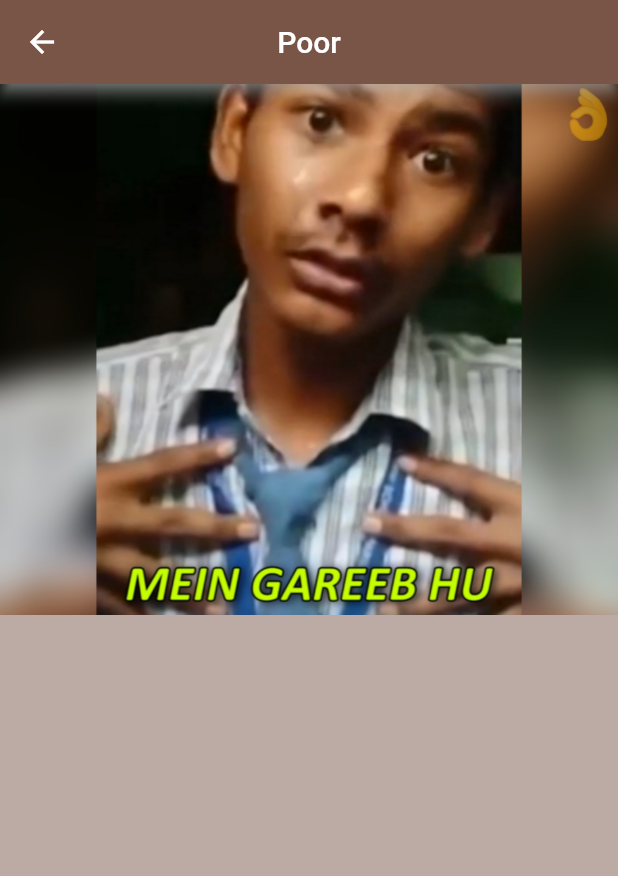
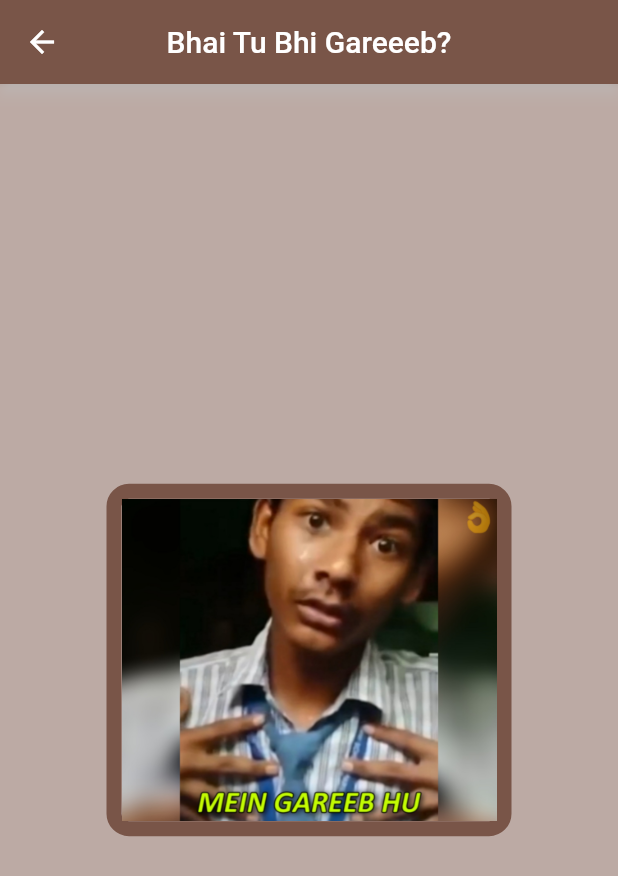
Before and after one commit to HeLLLuci/project, a Flutter app: the screen it shows after launch, after a tap on "I am Poor", on a phone screen of 412 x 824 dp. Shown: the top 876 px of the screen. Run offline on Flutter 3.47's test engine with Material 2 defaults, Android fonts, the phone set to English and light mode, and no system bars.

Commit message:
Running Code

```diff
--- a/lib/Poor.dart
+++ b/lib/Poor.dart
@@ -13,15 +13,22 @@ class _PoorState extends State<Poor> {
   Widget build(BuildContext context) {
     return Scaffold(
       appBar: AppBar(centerTitle: true,
-        title: Text("Poor"),
+        title: Text("Bhai Tu Bhi Gareeeb?"),
         backgroundColor: Colors.brown,
         shadowColor: Colors.white,
       ),
       backgroundColor: Colors.brown[200],
-      body: Column(
-        children: [
-          Image(image: AssetImage("assets/images/gareeb.jpg"))
-        ],
+      body: Center(
+        child: Column(
+          mainAxisAlignment: MainAxisAlignment.center,
+          children: [
+          Container(
+              decoration: BoxDecoration(
+                border: Border.all(color: Colors.brown,width: 10,style: BorderStyle.solid),
+                borderRadius: BorderRadius.circular(15)
+              ),
+              child: Image(image: AssetImage("assets/images/gareeb.jpg"),width: 250,))
+        ],),
       ),
     );
   }
--- a/lib/main.dart
+++ b/lib/main.dart
@@ -9,23 +9,21 @@ void main() {
 class MyApp extends StatelessWidget {
   const MyApp({Key? key}) : super(key: key);
 
-
   @override
   Widget build(BuildContext context) {
     return MaterialApp(
-      title: 'Flutter Demo',
+      debugShowCheckedModeBanner: false,
+      title: 'Rich or Poor Game',
       theme: ThemeData(
-
         primarySwatch: Colors.blue,
       ),
-      home: const MyHomePage(title: 'Flutter Demo Home Page'),
+      home: const MyHomePage(title: 'Rich or Poor Game'),
     );
   }
 }
 
 class MyHomePage extends StatefulWidget {
   const MyHomePage({Key? key, required this.title}) : super(key: key);
-
 
   final String title;
 
@@ -34,8 +32,6 @@ class MyHomePage extends StatefulWidget {
 }
 
 class _MyHomePageState extends State<MyHomePage> {
-
-
   @override
   Widget build(BuildContext context) {
     return Scaffold(
@@ -48,14 +44,50 @@ class _MyHomePageState extends State<MyHomePage> {
       ),
       backgroundColor: Colors.white,
       body: Center(
-       child: Column(mainAxisAlignment: MainAxisAlignment.center,
+        child: Column(
+          mainAxisAlignment: MainAxisAlignment.center,
           children: [
-           ElevatedButton(onPressed: (){
-             Navigator.push(context, MaterialPageRoute(builder: (Context)=>Rich()));
-           }, child: Text("I am Rich")),
-           ElevatedButton(onPressed: (){
-             Navigator.push(context, MaterialPageRoute(builder: (Context)=>Poor()));
-           }, child: Text("I am Poor"))
+            Container(
+              width: 150,
+              height: 50,
+              child: ElevatedButton(
+                  style: ButtonStyle(
+                      backgroundColor:
+                          MaterialStateProperty.all<Color>(Colors.redAccent),
+                      shape: MaterialStateProperty.all<OutlinedBorder>(
+                          RoundedRectangleBorder(
+                              borderRadius: BorderRadius.only(
+                                  bottomLeft: Radius.circular(15),
+                                  topRight: Radius.circular(15))))),
+                  onPressed: () {
+                    Navigator.push(context,
+                        MaterialPageRoute(builder: (Context) => Rich()));
+                  },
+                  child: Text("I am Rich")),
+            ),
+            Container(
+              margin: EdgeInsets.all(50),
+              width: 150,
+              height: 50,
+              child: ElevatedButton(style: ButtonStyle(
+                backgroundColor:
+                  MaterialStateProperty.all<Color>(Colors.redAccent),
+                shape: MaterialStateProperty.all<OutlinedBorder>(
+                  RoundedRectangleBorder(
+                    borderRadius: BorderRadius.only(
+                      bottomLeft: Radius.circular(15),
+                      topRight: Radius.circular(15)
+                    )
+                  )
+                ),
+              ),
+                  onPressed: () {
+                    Navigator.push(
+                        context, MaterialPageRoute(builder: (Context) => Poor()));
+                  },
+                  child: Text("I am Poor")),
+            )
+
           ],
         ),
       ),
--- a/lib/rich.dart
+++ b/lib/rich.dart
@@ -13,17 +13,22 @@ class _RichState extends State<Rich> {
   Widget build(BuildContext context) {
     return Scaffold(
       appBar: AppBar(
-        title: Text("Rich or Poor?"),
+        title: Text("Bade Log"),
         centerTitle: true,
         elevation: 5,
         backgroundColor: Colors.red,
         shadowColor: Colors.black,
       ),
       backgroundColor: Colors.blue,
-      body: Column(
-        children: [
-          Image(image: AssetImage("assets/images/diamond-outline-png-23736 (1).jpg"))
-        ],
+      body: Center(
+        child: Column(
+          mainAxisAlignment: MainAxisAlignment.center,
+          children: [
+            Container(
+                decoration: BoxDecoration(border: Border.all(style: BorderStyle.solid,width: 10,color: Colors.redAccent),borderRadius: BorderRadius.circular(15)),
+                child: Image(image: AssetImage("assets/images/diamond-outline-png-23736 (1).jpg"),width: 250))
+          ],
+        ),
       ),
     );
   }
```
Lines whose indentation alone changed are shown as unchanged.
